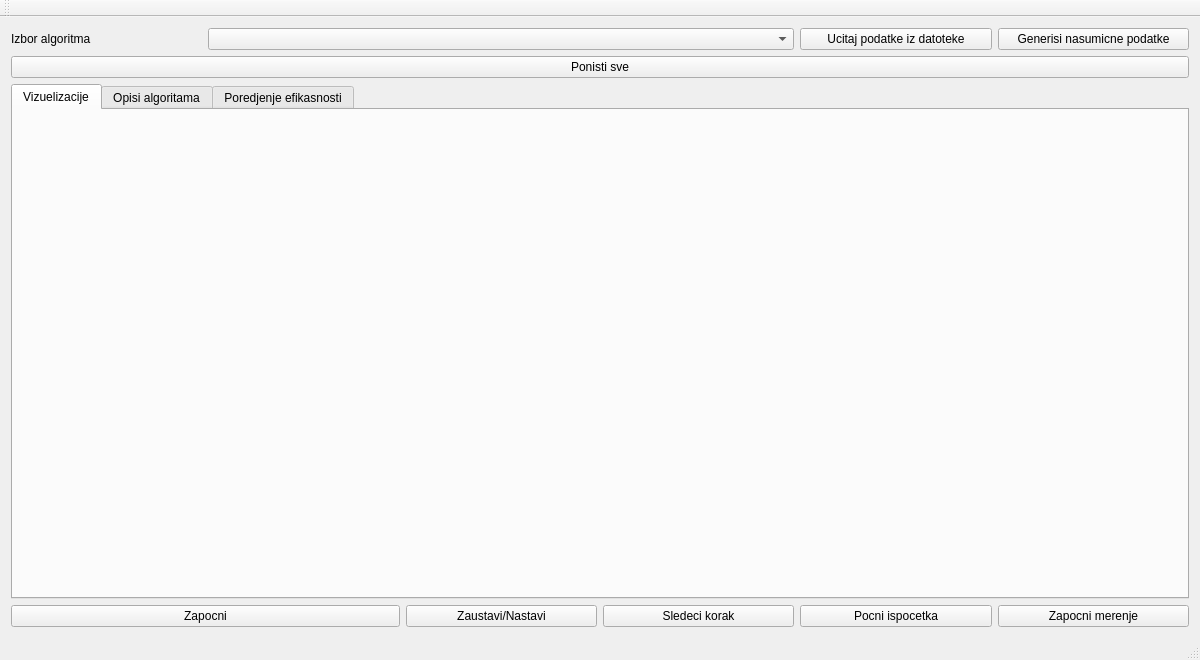
Old version of the form mainwindow.ui in the repository miki208/Nearest-Points.
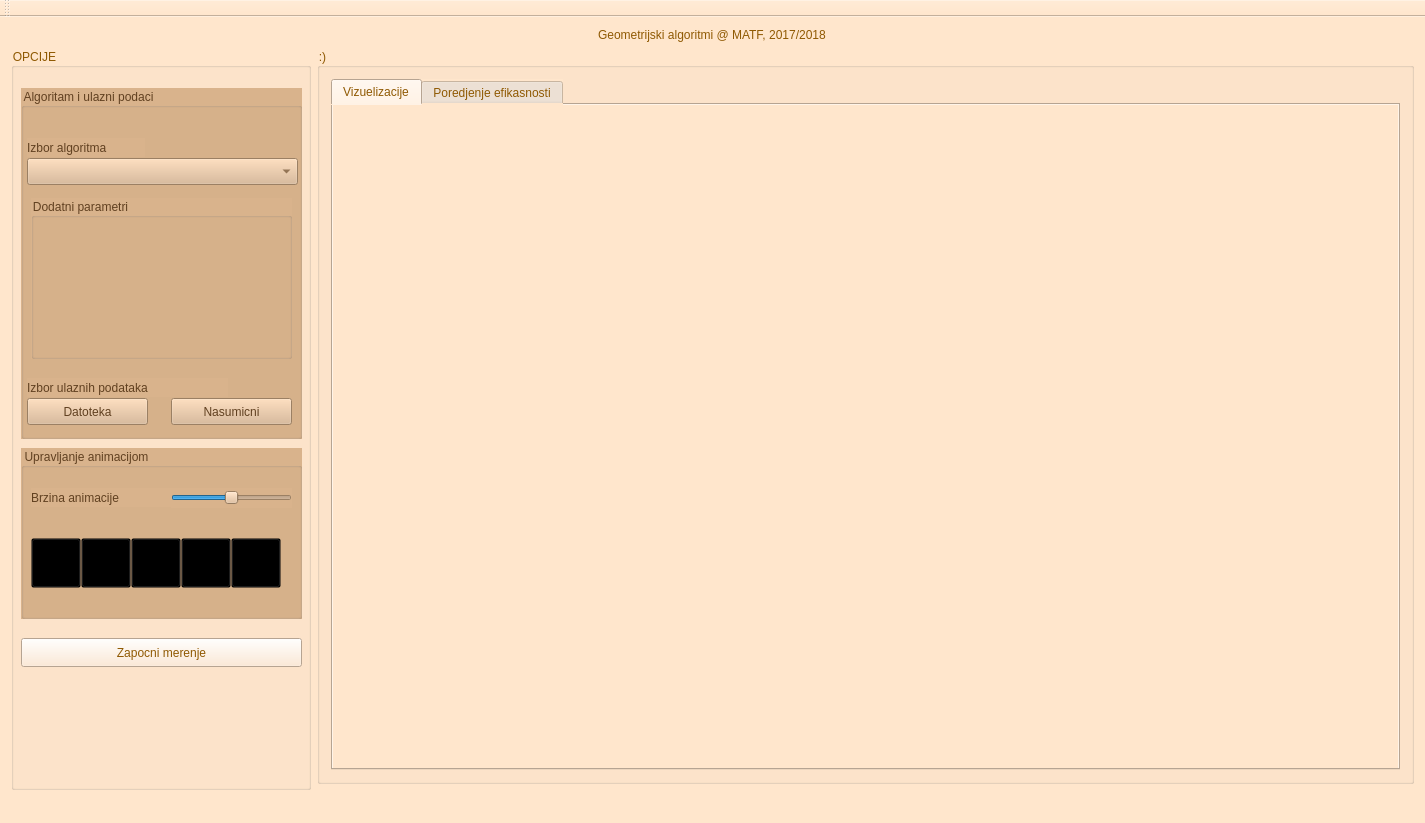
New version of the form. Icons and pictures are not drawn.

Commit message: Some GUI layout and color changes. Added GUI support for additional params for algorithms (see LINE_SEGMENT_INTERSECTION example).

Diff of the .ui file:
```diff
--- a/mainwindow.ui
+++ b/mainwindow.ui
@@ -6,101 +6,356 @@
    <rect>
     <x>0</x>
     <y>0</y>
-    <width>1200</width>
-    <height>660</height>
+    <width>1425</width>
+    <height>823</height>
    </rect>
   </property>
+  <property name="sizePolicy">
+   <sizepolicy hsizetype="Expanding" vsizetype="Expanding">
+    <horstretch>0</horstretch>
+    <verstretch>0</verstretch>
+   </sizepolicy>
+  </property>
   <property name="windowTitle">
    <string>MainWindow</string>
   </property>
+  <property name="styleSheet">
+   <string notr="true">background-color: rgb(255, 230, 204);
+font: 11pt &quot;Utopia&quot;;
+color: rgb(143, 89, 2);
+</string>
+  </property>
   <widget class="QWidget" name="centralWidget">
    <layout class="QGridLayout" name="gridLayout">
-    <item row="0" column="0">
-     <widget class="QLabel" name="label">
-      <property name="text">
-       <string>Izbor algoritma</string>
+    <item row="0" column="0" colspan="2" alignment="Qt::AlignHCenter">
+     <widget class="QLabel" name="title">
+      <property name="styleSheet">
+       <string notr="true">font: italic 29pt &quot;Utopia&quot;;</string>
       </property>
-     </widget>
-    </item>
-    <item row="0" column="1" colspan="3">
-     <widget class="QComboBox" name="algorithmType"/>
-    </item>
-    <item row="0" column="4">
-     <widget class="QPushButton" name="importDataFromFile">
       <property name="text">
-       <string>Ucitaj podatke iz datoteke</string>
+       <string>Geometrijski algoritmi @ MATF, 2017/2018</string>
       </property>
      </widget>
     </item>
-    <item row="0" column="5">
-     <widget class="QPushButton" name="generateRandomData">
-      <property name="text">
-       <string>Generisi nasumicne podatke</string>
+    <item row="2" column="0" rowspan="2">
+     <widget class="QGroupBox" name="left_part">
+      <property name="sizePolicy">
+       <sizepolicy hsizetype="Minimum" vsizetype="Expanding">
+        <horstretch>0</horstretch>
+        <verstretch>0</verstretch>
+       </sizepolicy>
       </property>
-     </widget>
-    </item>
-    <item row="1" column="0" colspan="6">
-     <widget class="QPushButton" name="clean">
-      <property name="text">
-       <string>Ponisti sve</string>
+      <property name="minimumSize">
+       <size>
+        <width>300</width>
+        <height>0</height>
+       </size>
       </property>
-     </widget>
-    </item>
-    <item row="2" column="0" colspan="6">
-     <widget class="QTabWidget" name="tabWidget">
-      <property name="currentIndex">
-       <number>0</number>
+      <property name="styleSheet">
+       <string notr="true">QPushButton:disabled{border:1px solid gray;background-color:rgb(204,204,204);color:gray;}</string>
       </property>
-      <widget class="QWidget" name="tab">
-       <attribute name="title">
-        <string>Vizuelizacije</string>
-       </attribute>
+      <property name="title">
+       <string>OPCIJE</string>
+      </property>
+      <widget class="QGroupBox" name="gb2_animation">
+       <property name="geometry">
+        <rect>
+         <x>10</x>
+         <y>400</y>
+         <width>281</width>
+         <height>171</height>
+        </rect>
+       </property>
+       <property name="styleSheet">
+        <string notr="true">background-color: #d9b38c;
+color: #604020;</string>
+       </property>
+       <property name="title">
+        <string>Upravljanje animacijom</string>
+       </property>
+       <widget class="QLabel" name="label_3">
+        <property name="geometry">
+         <rect>
+          <x>10</x>
+          <y>40</y>
+          <width>141</width>
+          <height>19</height>
+         </rect>
+        </property>
+        <property name="text">
+         <string>Brzina animacije</string>
+        </property>
+       </widget>
+       <widget class="QSlider" name="animationSpeed">
+        <property name="geometry">
+         <rect>
+          <x>150</x>
+          <y>40</y>
+          <width>121</width>
+          <height>20</height>
+         </rect>
+        </property>
+        <property name="minimum">
+         <number>2</number>
+        </property>
+        <property name="maximum">
+         <number>10</number>
+        </property>
+        <property name="pageStep">
+         <number>1</number>
+        </property>
+        <property name="value">
+         <number>6</number>
+        </property>
+        <property name="orientation">
+         <enum>Qt::Horizontal</enum>
+        </property>
+        <property name="invertedAppearance">
+         <bool>false</bool>
+        </property>
+        <property name="invertedControls">
+         <bool>true</bool>
+        </property>
+       </widget>
+       <widget class="QPushButton" name="start">
+        <property name="geometry">
+         <rect>
+          <x>10</x>
+          <y>90</y>
+          <width>50</width>
+          <height>50</height>
+         </rect>
+        </property>
+        <property name="styleSheet">
+         <string notr="true">background: url(:/img/play.png) no-repeat center center fixed;
+background-color: transparent;</string>
+        </property>
+        <property name="text">
+         <string/>
+        </property>
+       </widget>
+       <widget class="QPushButton" name="pause">
+        <property name="geometry">
+         <rect>
+          <x>60</x>
+          <y>90</y>
+          <width>50</width>
+          <height>50</height>
+         </rect>
+        </property>
+        <property name="styleSheet">
+         <string notr="true">background: url(:/img/pause.png) no-repeat center center fixed;
+background-color: transparent;</string>
+        </property>
+        <property name="text">
+         <string/>
+        </property>
+       </widget>
+       <widget class="QPushButton" name="restart">
+        <property name="geometry">
+         <rect>
+          <x>160</x>
+          <y>90</y>
+          <width>50</width>
+          <height>50</height>
+         </rect>
+        </property>
+        <property name="styleSheet">
+         <string notr="true">background: url(:/img/reset.png) no-repeat center center fixed;
+background-color: transparent;</string>
+        </property>
+        <property name="text">
+         <string/>
+        </property>
+       </widget>
+       <widget class="QPushButton" name="next">
+        <property name="geometry">
+         <rect>
+          <x>110</x>
+          <y>90</y>
+          <width>50</width>
+          <height>50</height>
+         </rect>
+        </property>
+        <property name="styleSheet">
+         <string notr="true">background: url(:/img/next.png) no-repeat center center fixed;
+background-color: transparent;</string>
+        </property>
+        <property name="text">
+         <string/>
+        </property>
+       </widget>
+       <widget class="QPushButton" name="clean">
+        <property name="geometry">
+         <rect>
+          <x>210</x>
+          <y>90</y>
+          <width>50</width>
+          <height>50</height>
+         </rect>
+        </property>
+        <property name="layoutDirection">
+         <enum>Qt::LeftToRight</enum>
+        </property>
+        <property name="styleSheet">
+         <string notr="true">background: url(:/img/stop.png) no-repeat center center fixed;
+background-color: transparent;</string>
+        </property>
+        <property name="text">
+         <string/>
+        </property>
+       </widget>
       </widget>
-      <widget class="QWidget" name="tab_2">
-       <attribute name="title">
-        <string>Opisi algoritama</string>
-       </attribute>
+      <widget class="QGroupBox" name="gb1_algorithm">
+       <property name="geometry">
+        <rect>
+         <x>10</x>
+         <y>40</y>
+         <width>281</width>
+         <height>351</height>
+        </rect>
+       </property>
+       <property name="styleSheet">
+        <string notr="true">background-color: #d9b38c;
+color: #604020;</string>
+       </property>
+       <property name="title">
+        <string>Algoritam i ulazni podaci</string>
+       </property>
+       <widget class="QPushButton" name="generateRandomData">
+        <property name="geometry">
+         <rect>
+          <x>150</x>
+          <y>310</y>
+          <width>121</width>
+          <height>27</height>
+         </rect>
+        </property>
+        <property name="text">
+         <string>Nasumicni</string>
+        </property>
+       </widget>
+       <widget class="QLabel" name="label_2">
+        <property name="geometry">
+         <rect>
+          <x>6</x>
+          <y>290</y>
+          <width>201</width>
+          <height>19</height>
+         </rect>
+        </property>
+        <property name="text">
+         <string>Izbor ulaznih podataka</string>
+        </property>
+       </widget>
+       <widget class="QPushButton" name="importDataFromFile">
+        <property name="geometry">
+         <rect>
+          <x>6</x>
+          <y>310</y>
+          <width>121</width>
+          <height>27</height>
+         </rect>
+        </property>
+        <property name="text">
+         <string>Datoteka</string>
+        </property>
+       </widget>
+       <widget class="QLabel" name="label">
+        <property name="geometry">
+         <rect>
+          <x>6</x>
+          <y>50</y>
+          <width>118</width>
+          <height>19</height>
+         </rect>
+        </property>
+        <property name="text">
+         <string>Izbor algoritma</string>
+        </property>
+       </widget>
+       <widget class="QComboBox" name="algorithmType">
+        <property name="geometry">
+         <rect>
+          <x>6</x>
+          <y>70</y>
+          <width>271</width>
+          <height>27</height>
+         </rect>
+        </property>
+       </widget>
+       <widget class="QGroupBox" name="gb3_params">
+        <property name="geometry">
+         <rect>
+          <x>10</x>
+          <y>110</y>
+          <width>261</width>
+          <height>161</height>
+         </rect>
+        </property>
+        <property name="styleSheet">
+         <string notr="true">background-color: #d9b38c;
+color: #604020;</string>
+        </property>
+        <property name="title">
+         <string>Dodatni parametri</string>
+        </property>
+       </widget>
       </widget>
-      <widget class="QWidget" name="tab_3">
-       <attribute name="title">
-        <string>Poredjenje efikasnosti</string>
-       </attribute>
+      <widget class="QPushButton" name="startMeasurement">
+       <property name="geometry">
+        <rect>
+         <x>10</x>
+         <y>590</y>
+         <width>281</width>
+         <height>29</height>
+        </rect>
+       </property>
+       <property name="text">
+        <string>Zapocni merenje</string>
+       </property>
       </widget>
      </widget>
     </item>
-    <item row="3" column="0" colspan="2">
-     <widget class="QPushButton" name="start">
-      <property name="text">
-       <string>Zapocni</string>
+    <item row="2" column="1">
+     <widget class="QGroupBox" name="groupBox_2">
+      <property name="sizePolicy">
+       <sizepolicy hsizetype="Expanding" vsizetype="Expanding">
+        <horstretch>0</horstretch>
+        <verstretch>0</verstretch>
+       </sizepolicy>
       </property>
-     </widget>
-    </item>
-    <item row="3" column="2">
-     <widget class="QPushButton" name="pause">
-      <property name="text">
-       <string>Zaustavi/Nastavi</string>
+      <property name="title">
+       <string>:)</string>
       </property>
-     </widget>
-    </item>
-    <item row="3" column="3">
-     <widget class="QPushButton" name="next">
-      <property name="text">
-       <string>Sledeci korak</string>
-      </property>
-     </widget>
-    </item>
-    <item row="3" column="4">
-     <widget class="QPushButton" name="restart">
-      <property name="text">
-       <string>Pocni ispocetka</string>
-      </property>
-     </widget>
-    </item>
-    <item row="3" column="5">
-     <widget class="QPushButton" name="startMeasurement">
-      <property name="text">
-       <string>Zapocni merenje</string>
-      </property>
+      <layout class="QGridLayout" name="gridLayout_4">
+       <item row="0" column="0">
+        <widget class="QTabWidget" name="tabWidget">
+         <property name="enabled">
+          <bool>true</bool>
+         </property>
+         <property name="sizePolicy">
+          <sizepolicy hsizetype="Expanding" vsizetype="Expanding">
+           <horstretch>0</horstretch>
+           <verstretch>0</verstretch>
+          </sizepolicy>
+         </property>
+         <property name="currentIndex">
+          <number>0</number>
+         </property>
+         <widget class="QWidget" name="tab">
+          <attribute name="title">
+           <string>Vizuelizacije</string>
+          </attribute>
+         </widget>
+         <widget class="QWidget" name="tab_3">
+          <attribute name="title">
+           <string>Poredjenje efikasnosti</string>
+          </attribute>
+         </widget>
+        </widget>
+       </item>
+      </layout>
      </widget>
     </item>
    </layout>
```
The commit also changes 9 other files.
